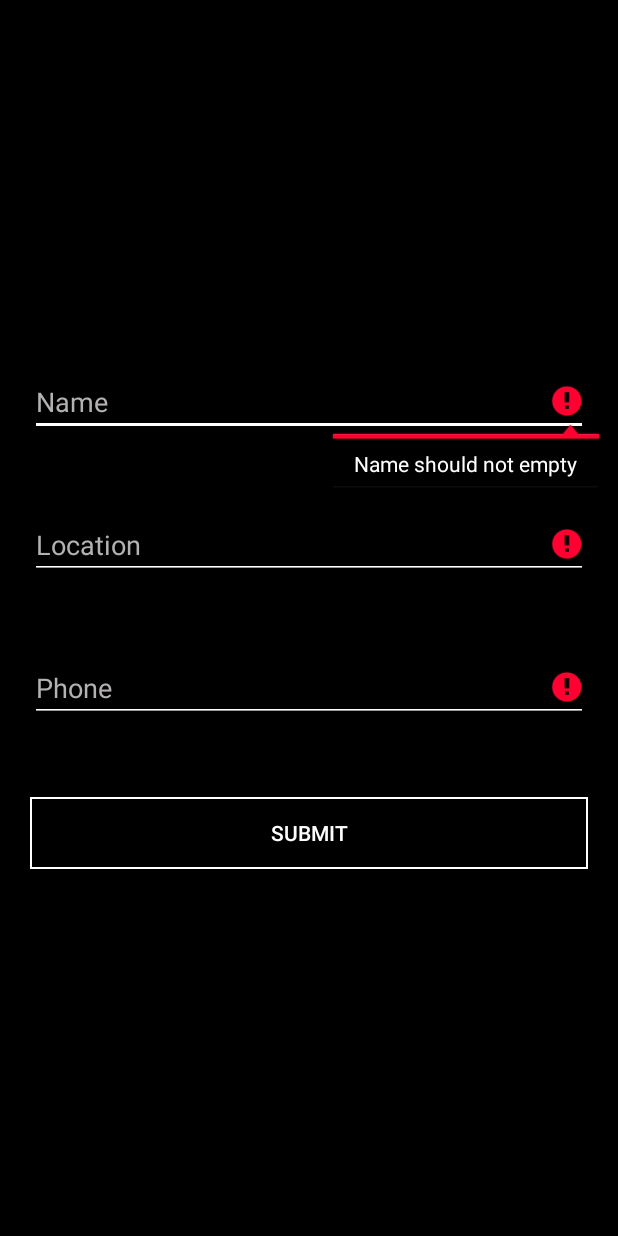
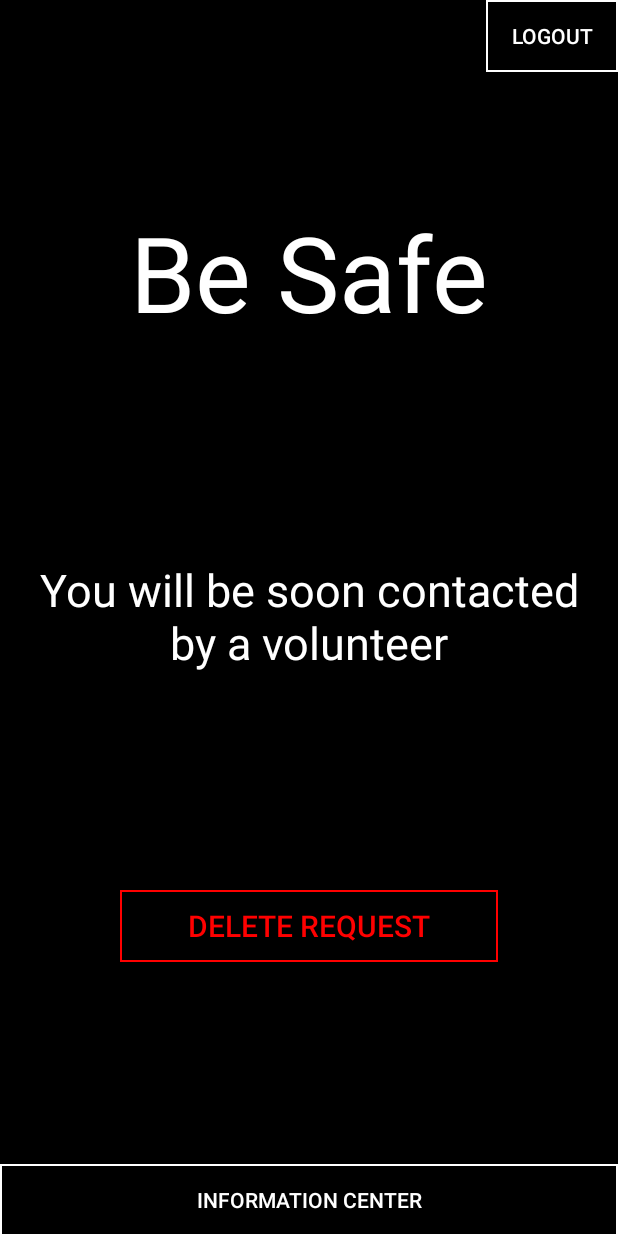
Before and after one commit to azarudeenpn/dm-android, an Android app: the VictimRegisterActivity screen opened directly, with no data from a screen before it, after a tap on "SUBMIT", on a phone screen of 412 x 824 dp. Run offline under Robolectric (Android 15) with nearby library versions, the phone set to English and light mode, and no system bars; our stand-ins replace Volley; network calls fail.

Commit message:
Added logout button and Bug fixes on floating point op

```diff
--- a/app/src/main/java/com/dm/client/ticket/TicketActivity.kt
+++ b/app/src/main/java/com/dm/client/ticket/TicketActivity.kt
@@ -48,8 +48,8 @@ class TicketActivity : AppCompatActivity(), TicketPresenter.Contract {
 
     }
 
-    fun buttonClick(view: View){
-        when(view.id){
+    fun buttonClick(view: View) {
+        when (view.id) {
             R.id.Ticket_MapButton -> {
                 val uri = String.format(Locale.ENGLISH, "http://maps.google.com/maps?q=loc:%f,%f", lat, lon)
                 val i = Intent(Intent.ACTION_VIEW, Uri.parse(uri))
--- a/app/src/main/java/com/dm/client/victimregistration/VictimRegisterActivity.kt
+++ b/app/src/main/java/com/dm/client/victimregistration/VictimRegisterActivity.kt
@@ -1,6 +1,7 @@
 package com.dm.client.victimregistration
 
 import android.content.Context
+import android.content.Intent
 import android.support.v7.app.AppCompatActivity
 import android.os.Bundle
 import android.view.View
@@ -8,7 +9,9 @@ import android.widget.AbsListView
 import android.widget.EditText
 import android.widget.Toast
 import com.android.volley.toolbox.Volley
+import com.dm.client.MainActivity
 import com.dm.client.R
+import com.dm.client.VictimActivity
 import kotlinx.android.synthetic.main.activity_victim_register.*
 
 class VictimRegisterActivity : AppCompatActivity(), VictimRegisterPresenter.Contract {
@@ -44,7 +47,7 @@ class VictimRegisterActivity : AppCompatActivity(), VictimRegisterPresenter.Cont
 
     override fun onSuccess(phone: String) {
         val preference = getSharedPreferences("credentials", Context.MODE_PRIVATE)
-        preference.edit().apply{
+        preference.edit().apply {
             putBoolean("isVolunteer", false)
             putString("phone", "+91$phone")
         }.apply()
@@ -58,9 +61,12 @@ class VictimRegisterActivity : AppCompatActivity(), VictimRegisterPresenter.Cont
 
                 presenter.register(
                     nameInput.text.toString(), manualLocationInput.text.toString(),
-                    phoneInput.text.toString(), preferences.getFloat("latitude", 10f)
-                    , preferences.getFloat("longitude", 76f)
+                    phoneInput.text.toString(), preferences.getFloat("latitude", 10.59956f)
+                    , preferences.getFloat("longitude", 76.465468f)
                 )
+
+                val i = Intent(this,VictimActivity::class.java)
+                startActivity(i)
             }
         }
     }
--- a/app/src/main/res/layout/activity_victim.xml
+++ b/app/src/main/res/layout/activity_victim.xml
@@ -19,6 +19,22 @@
             app:layout_constraintRight_toRightOf="parent"
             app:layout_constraintTop_toTopOf="parent"
             app:layout_constraintBottom_toTopOf="@id/Victim_info_text_label"
+    />
+
+    <Button
+            android:id="@+id/Victim_logout"
+            android:layout_width="wrap_content"
+            android:layout_height="wrap_content"
+            android:background="@drawable/bg_main_ic_button"
+            android:text="Logout"
+            android:textColor="#ffffff"
+            android:onClick="logoutButtonClick"
+            app:layout_constraintLeft_toRightOf="@id/Volunteer_Label"
+            app:layout_constraintRight_toRightOf="parent"
+            app:layout_constraintTop_toTopOf="parent"
+            app:layout_constraintBottom_toBottomOf="@id/Volunteer_Label"
+
+
     />
 
     <TextView
```
Also changed, not shown: app/src/main/java/com/dm/client/MainActivity.kt (+6 -8 lines), app/src/main/java/com/dm/client/VictimActivity.kt (+16 -0 lines), app/src/main/java/com/dm/client/VictimTicket.kt (+8 -1 lines), app/src/main/java/com/dm/client/volunteer/VictimTicketListAdapter.kt (+5 -5 lines), app/src/main/java/com/dm/client/volunteer/VolunteerActivity.kt (+15 -0 lines), app/src/main/java/com/dm/client/volunteer/VolunteerPresenter.kt (+15 -7 lines), app/src/main/res/layout/activity_victim_register.xml (+9 -0 lines), app/src/main/res/layout/activity_volunteer.xml (+16 -0 lines), app/src/main/res/layout/activity_volunteer_register.xml (+10 -0 lines).
